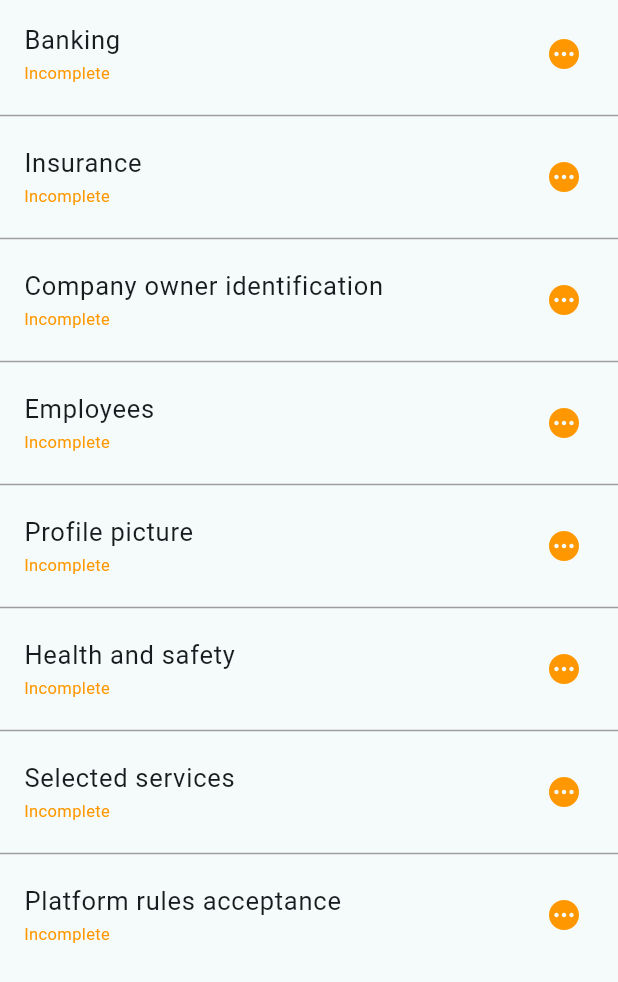
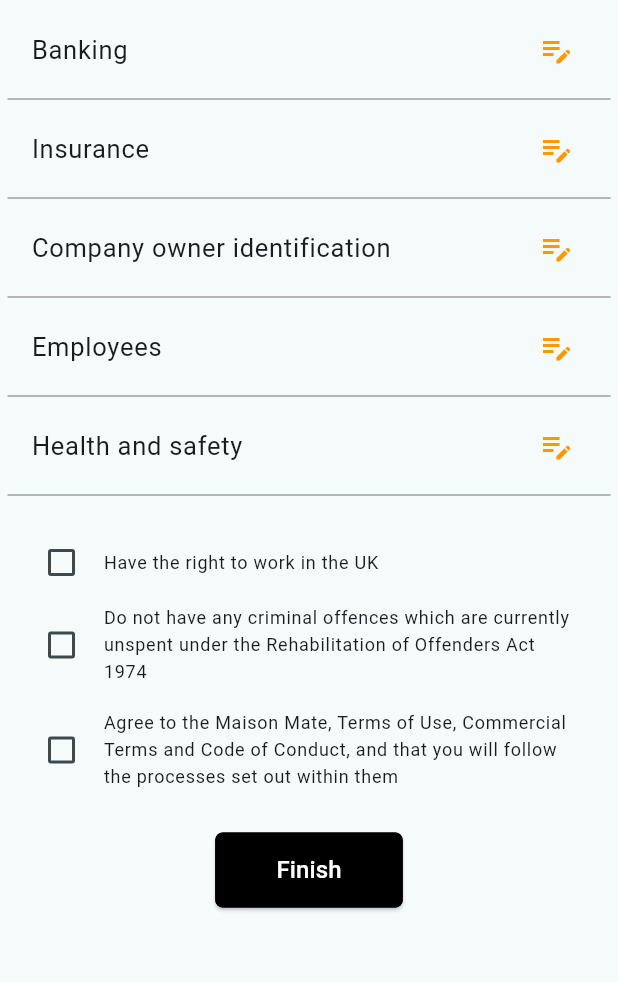
Before and after one commit to akshay-1705/maison_mate_partner_client, a Flutter app: the Documentation screen opened directly with empty values, on a phone screen of 412 x 824 dp. Shown: the top 982 px of the screen. Run offline on Flutter 3.47's test engine with Material 2 defaults, Android fonts, the phone set to English and light mode, and no system bars; our stand-ins replace file_picker, flutter_secure_storage, multi_select_flutter, webview_flutter; accounts and stored records are empty.

Commit message:
refactor documentation part

```diff
--- a/lib/shared/my_form.dart
+++ b/lib/shared/my_form.dart
@@ -300,9 +300,10 @@ class MyForm {
 
   static Widget checkbox(String textLabel, bool value) {
     return CheckboxListTile(
-      title: Text(textLabel),
+      title: Text(textLabel, style: const TextStyle(fontSize: 12)),
       value: value,
       controlAffinity: ListTileControlAffinity.leading,
+      visualDensity: const VisualDensity(horizontal: -4, vertical: -4),
       onChanged: (newValue) {
         // setState(() {
         //   // checkbox3Value = newValue!;
--- a/lib/widgets/onboarding/documentation.dart
+++ b/lib/widgets/onboarding/documentation.dart
@@ -1,13 +1,14 @@
 import 'package:flutter/material.dart';
 import 'package:maison_mate/provider/onboarding_model.dart';
+import 'package:maison_mate/shared/my_form.dart';
 import 'package:maison_mate/widgets/onboarding/documentation/banking.dart';
 import 'package:maison_mate/widgets/onboarding/documentation/company_owner_identification.dart';
 import 'package:maison_mate/widgets/onboarding/documentation/employees.dart';
 import 'package:maison_mate/widgets/onboarding/documentation/health_and_safety.dart';
 import 'package:maison_mate/widgets/onboarding/documentation/insurance.dart';
-import 'package:maison_mate/widgets/onboarding/documentation/platform_rules_acceptance.dart';
-import 'package:maison_mate/widgets/onboarding/documentation/profile_picture.dart';
-import 'package:maison_mate/widgets/onboarding/documentation/selected_services.dart';
+// import 'package:maison_mate/widgets/onboarding/documentation/platform_rules_acceptance.dart';
+// import 'package:maison_mate/widgets/onboarding/documentation/profile_picture.dart';
+// import 'package:maison_mate/widgets/onboarding/documentation/selected_services.dart';
 
 class Documentation extends StatefulWidget {
   final OnboardingModel onboardingModel;
@@ -29,20 +30,17 @@ class _DocumentationState extends State<Documentation> {
     const status = 'Incomplete';
     Color color = getColor(status);
     return Scaffold(
-        body: Column(children: [
-      Expanded(
-        child: ListView.separated(
-          itemCount: documentationParts.length,
-          separatorBuilder: (context, index) => const Divider(
-            height: 10,
-            color: Colors.grey,
-          ),
-          itemBuilder: (context, index) {
-            final part = documentationParts[index];
-            return ListTile(
-              title: Text(part.title, style: const TextStyle(fontSize: 17)),
-              subtitle:
-                  Text(status, style: TextStyle(fontSize: 11, color: color)),
+        body: SingleChildScrollView(
+      padding: const EdgeInsets.all(5.0),
+      child: Column(
+        children: [
+          Column(
+            children: documentationParts.map((part) {
+              return Column(
+                children: [
+                  ListTile(
+                    title:
+                        Text(part.title, style: const TextStyle(fontSize: 17)),
                     trailing: getIcon(status, color),
                     onTap: () {
                       Navigator.of(context).push(
@@ -51,11 +49,34 @@ class _DocumentationState extends State<Documentation> {
                         ),
                       );
                     },
+                  ),
+                  const Divider(
+                    height: 10,
+                    color: Colors.grey,
+                  ),
+                ],
               );
-          },
+            }).toList(),
           ),
+          const SizedBox(height: 20),
+          MyForm.checkbox(
+            'Have the right to work in the UK',
+            false,
           ),
-    ]));
+          MyForm.checkbox(
+            'Do not have any criminal offences which are currently unspent under the Rehabilitation of Offenders Act 1974',
+            false,
+          ),
+          MyForm.checkbox(
+            'Agree to the Maison Mate, Terms of Use, Commercial Terms and Code of Conduct, and that you will follow the processes set out within them',
+            false,
+          ),
+          const SizedBox(height: 20),
+          MyForm.submitButton("Finish", () {}),
+          const SizedBox(height: 50),
+        ],
+      ),
+    ));
   }
 
   Icon getIcon(String status, Color color) {
@@ -63,7 +84,7 @@ class _DocumentationState extends State<Documentation> {
       case 'Completed':
         return Icon(Icons.check_circle, color: color);
       case 'Incomplete':
-        return Icon(Icons.pending, color: color);
+        return Icon(Icons.edit_note, color: color);
       case 'Failed':
         return Icon(Icons.error, color: color);
       default:
@@ -109,20 +130,20 @@ List<DocumentationPart> documentationParts = [
     title: 'Employees',
     page: const Employees(),
   ),
-  DocumentationPart(
-    title: 'Profile picture',
-    page: const ProfilePicture(),
-  ),
+  // DocumentationPart(
+  //   title: 'Profile picture',
+  //   page: const ProfilePicture(),
+  // ),
   DocumentationPart(
     title: 'Health and safety',
     page: const HealthAndSafety(),
   ),
-  DocumentationPart(
-    title: 'Selected services',
-    page: const SelectedServices(),
-  ),
-  DocumentationPart(
-    title: 'Platform rules acceptance',
-    page: const PlatformRulesAcceptance(),
-  ),
+  // DocumentationPart(
+  //   title: 'Selected services',
+  //   page: const SelectedServices(),
+  // ),
+  // DocumentationPart(
+  //   title: 'Platform rules acceptance',
+  //   page: const PlatformRulesAcceptance(),
+  // ),
 ];
--- a/lib/widgets/onboarding/onboarding.dart
+++ b/lib/widgets/onboarding/onboarding.dart
@@ -101,7 +101,7 @@ class _OnboardingWidgetState extends State<OnboardingWidget> {
             color: Colors.green,
           )
         : const Icon(
-            Icons.pending,
+            Icons.edit_note,
             color: Colors.orange,
           );
     return GestureDetector(
```
Lines whose indentation alone changed are shown as unchanged.
